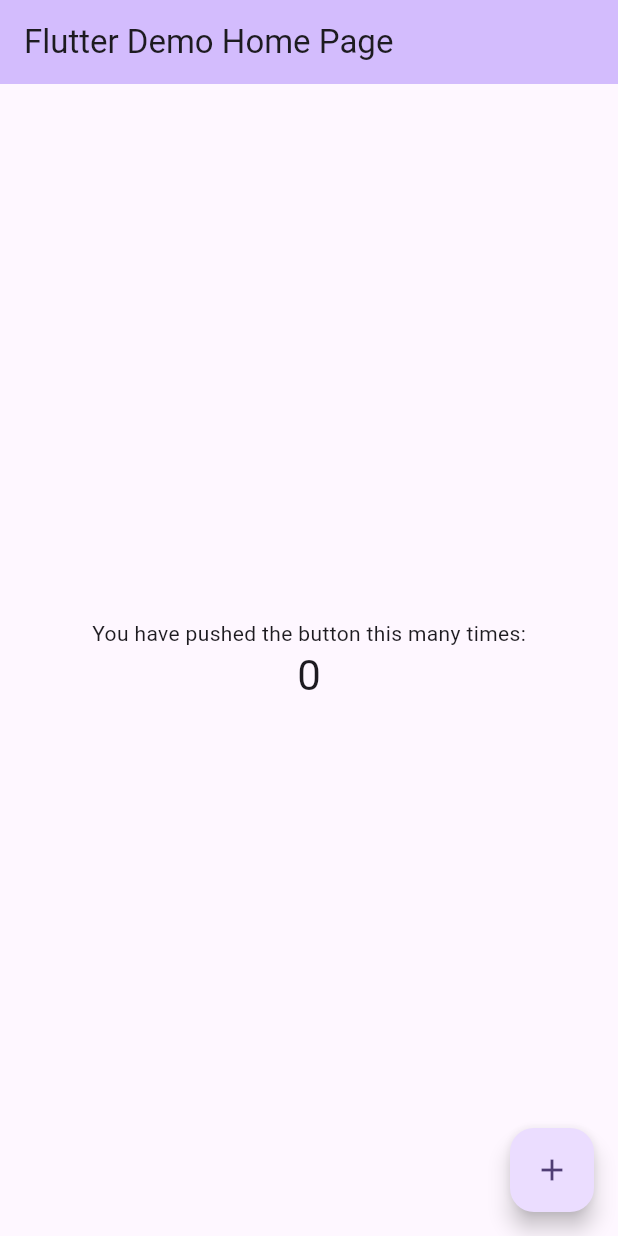
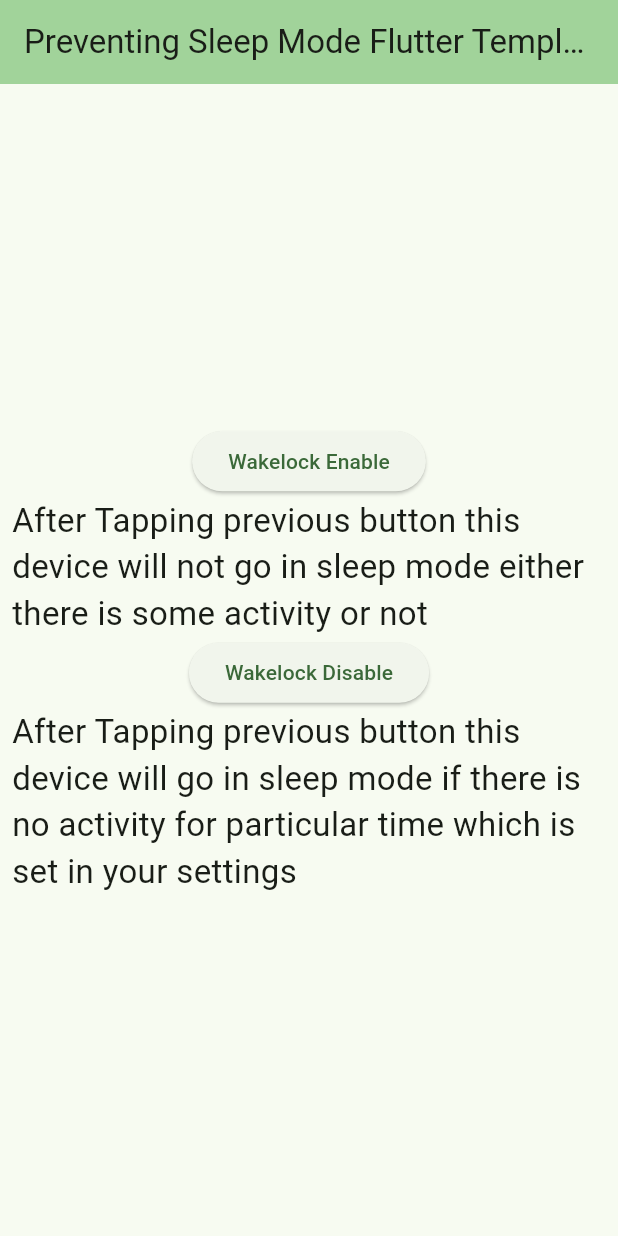
Before and after one commit to flutterwings304/preventing_sleep_mode_flutter_template, a Flutter app: the screen it shows after launch, on a phone screen of 412 x 824 dp. Run offline on Flutter 3.47's test engine with Material 2 defaults, Android fonts, the phone set to English and light mode, and no system bars; our stand-ins replace wakelock_plus.

Commit message:
Wake lock enable or disable button added

```diff
--- a/lib/main.dart
+++ b/lib/main.dart
@@ -2,8 +2,8 @@ import 'package:flutter/material.dart';
 import 'package:wakelock_plus/wakelock_plus.dart';
 
 void main() {
-  WidgetsFlutterBinding.ensureInitialized();
-  WakelockPlus.enable();
+  // WidgetsFlutterBinding.ensureInitialized();
+  // WakelockPlus.enable();
   runApp(const MyApp());
 }
 
@@ -14,115 +14,62 @@ class MyApp extends StatelessWidget {
   @override
   Widget build(BuildContext context) {
     return MaterialApp(
-      title: 'Flutter Demo',
+      title: 'Preventing Sleep Mode Flutter Template Geeks For Geeks',
       theme: ThemeData(
-        // This is the theme of your application.
-        //
-        // TRY THIS: Try running your application with "flutter run". You'll see
-        // the application has a blue toolbar. Then, without quitting the app,
-        // try changing the seedColor in the colorScheme below to Colors.green
-        // and then invoke "hot reload" (save your changes or press the "hot
-        // reload" button in a Flutter-supported IDE, or press "r" if you used
-        // the command line to start the app).
-        //
-        // Notice that the counter didn't reset back to zero; the application
-        // state is not lost during the reload. To reset the state, use hot
-        // restart instead.
-        //
-        // This works for code too, not just values: Most code changes can be
-        // tested with just a hot reload.
-        colorScheme: ColorScheme.fromSeed(seedColor: Colors.deepPurple),
+        colorScheme: ColorScheme.fromSeed(seedColor: Colors.green),
         useMaterial3: true,
       ),
-      home: const MyHomePage(title: 'Flutter Demo Home Page'),
+      home: const MyHomePage(),
     );
   }
 }
 
 class MyHomePage extends StatefulWidget {
-  const MyHomePage({super.key, required this.title});
-
-  // This widget is the home page of your application. It is stateful, meaning
-  // that it has a State object (defined below) that contains fields that affect
-  // how it looks.
-
-  // This class is the configuration for the state. It holds the values (in this
-  // case the title) provided by the parent (in this case the App widget) and
-  // used by the build method of the State. Fields in a Widget subclass are
-  // always marked "final".
-
-  final String title;
+  const MyHomePage({super.key});
 
   @override
   State<MyHomePage> createState() => _MyHomePageState();
 }
 
 class _MyHomePageState extends State<MyHomePage> {
-  int _counter = 0;
-
-  void _incrementCounter() {
-    setState(() {
-      // This call to setState tells the Flutter framework that something has
-      // changed in this State, which causes it to rerun the build method below
-      // so that the display can reflect the updated values. If we changed
-      // _counter without calling setState(), then the build method would not be
-      // called again, and so nothing would appear to happen.
-      _counter++;
-    });
-  }
-
   @override
   Widget build(BuildContext context) {
-    // This method is rerun every time setState is called, for instance as done
-    // by the _incrementCounter method above.
-    //
-    // The Flutter framework has been optimized to make rerunning build methods
-    // fast, so that you can just rebuild anything that needs updating rather
-    // than having to individually change instances of widgets.
     return Scaffold(
       appBar: AppBar(
-        // TRY THIS: Try changing the color here to a specific color (to
-        // Colors.amber, perhaps?) and trigger a hot reload to see the AppBar
-        // change color while the other colors stay the same.
         backgroundColor: Theme.of(context).colorScheme.inversePrimary,
-        // Here we take the value from the MyHomePage object that was created by
-        // the App.build method, and use it to set our appbar title.
-        title: Text(widget.title),
+        title: const Text(
+            'Preventing Sleep Mode Flutter Template Geeks For Geeks'),
       ),
-      body: Center(
-        // Center is a layout widget. It takes a single child and positions it
-        // in the middle of the parent.
+      body: Padding(
+        padding: const EdgeInsets.all(8.0),
+        child: Center(
           child: Column(
-          // Column is also a layout widget. It takes a list of children and
-          // arranges them vertically. By default, it sizes itself to fit its
-          // children horizontally, and tries to be as tall as its parent.
-          //
-          // Column has various properties to control how it sizes itself and
-          // how it positions its children. Here we use mainAxisAlignment to
-          // center the children vertically; the main axis here is the vertical
-          // axis because Columns are vertical (the cross axis would be
-          // horizontal).
-          //
-          // TRY THIS: Invoke "debug painting" (choose the "Toggle Debug Paint"
-          // action in the IDE, or press "p" in the console), to see the
-          // wireframe for each widget.
             mainAxisAlignment: MainAxisAlignment.center,
             children: <Widget>[
+              ElevatedButton(
+                  onPressed: () {
+                    //To enable the awake mode
+                    WakelockPlus.enable();
+                  },
+                  child: const Text("Wakelock Enable")),
               const Text(
-              'You have pushed the button this many times:',
+                "After Tapping previous button this device will not go in sleep mode either there is some activity or not",
+                style: TextStyle(fontSize: 22),
               ),
-            Text(
-              '$_counter',
-              style: Theme.of(context).textTheme.headlineMedium,
-            ),
+              ElevatedButton(
+                  onPressed: () {
+                    //To disble the sleep mode
+                    WakelockPlus.disable();
+                  },
+                  child: const Text("Wakelock Disable")),
+              const Text(
+                "After Tapping previous button this device will go in sleep mode if there is no activity for particular time which is set in your settings",
+                style: TextStyle(fontSize: 22),
+              )
             ],
           ),
         ),
-      floatingActionButton: FloatingActionButton(
-        onPressed: _incrementCounter,
-        tooltip: 'Increment',
-        child: const Icon(Icons.add),
-      ), // This trailing comma makes auto-formatting nicer for build methods.
+      ),
     );
   }
 }
--- a/pubspec.yaml
+++ b/pubspec.yaml
@@ -11,8 +11,6 @@ environment:
 dependencies:
   flutter:
     sdk: flutter
-
-  cupertino_icons: ^1.0.2
   wakelock_plus: ^1.1.3
 
 
```
Also changed, not shown: pubspec.lock. Lines whose indentation alone changed are shown as unchanged.
